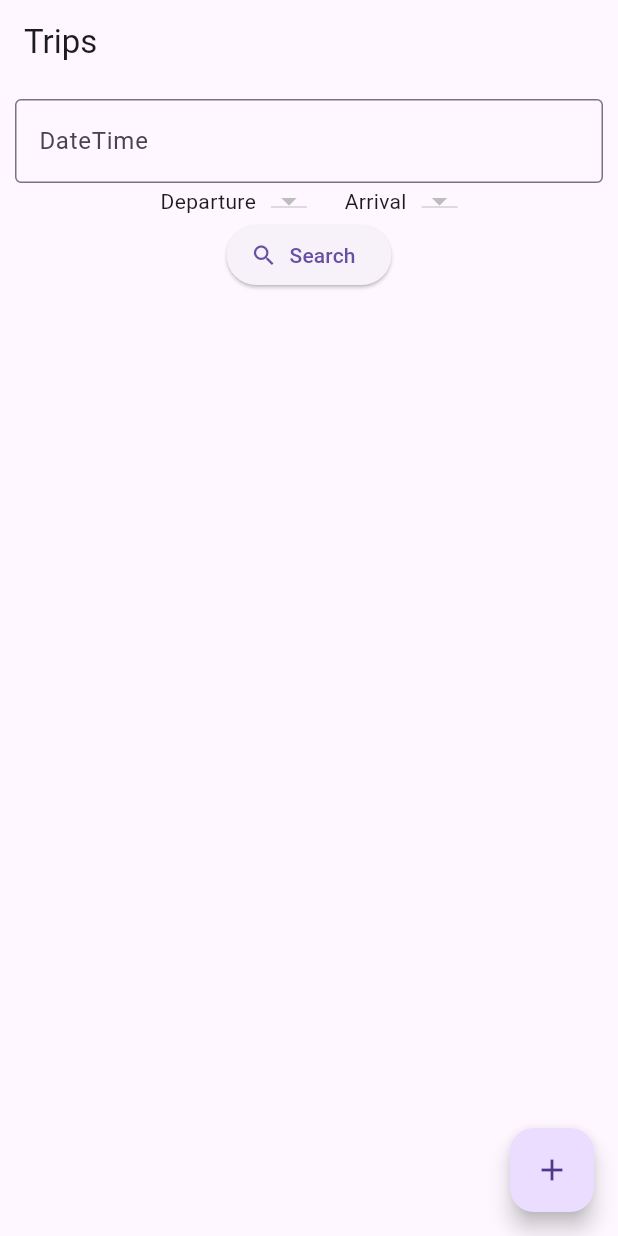
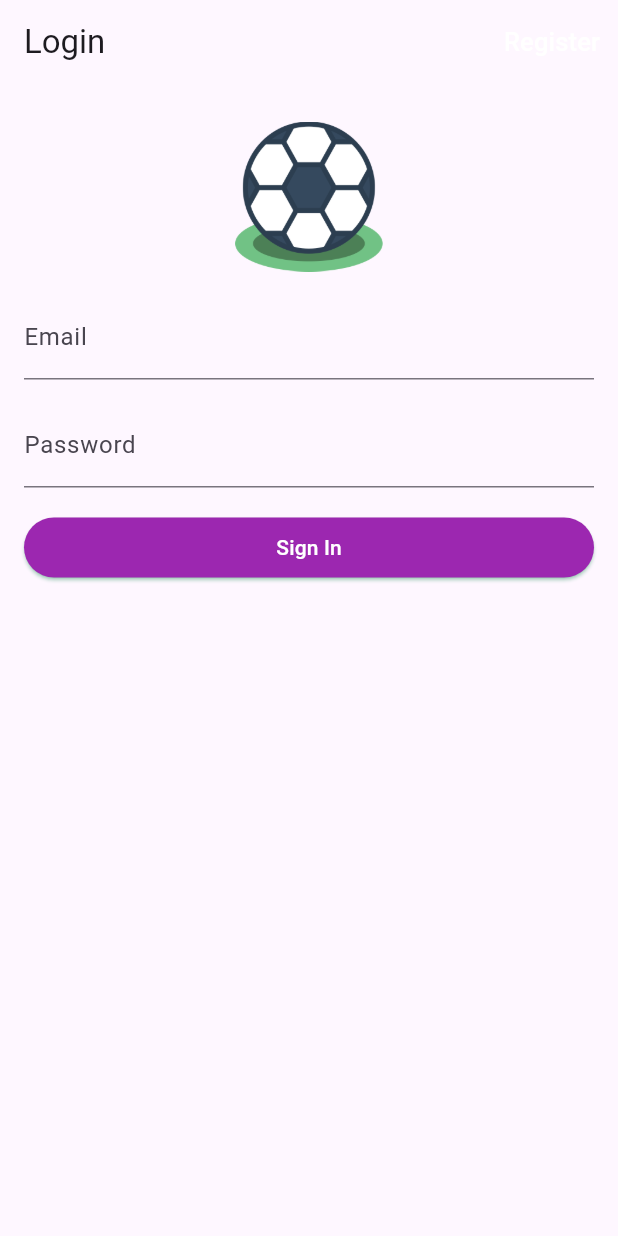
Before and after one commit to voidnowhere/carpool-app, a Flutter app: the screen it shows after launch, on a phone screen of 412 x 824 dp. Run offline on Flutter 3.47's test engine with Material 3 defaults, Android fonts, the phone set to English and light mode, and no system bars; our stand-ins replace badges, dio, flutter_dotenv, get, jwt_decoder, shared_preferences; missing offline and left inert: dart:js.

Commit message:
login and register and profile get done but update need pass the password

```diff
--- a/frontend/lib/main.dart
+++ b/frontend/lib/main.dart
@@ -1,12 +1,20 @@
+import 'dart:js';
+
+import 'package:carpool/screens/login/login_screen.dart';
+import 'package:carpool/screens/profile/profile_screen.dart';
+import 'package:carpool/screens/register/register_screen.dart';
 import 'package:carpool/screens/trips_screen.dart';
 import 'package:flutter/material.dart';
 
 void main() {
   runApp(MaterialApp(
     title: 'Carpool',
-    initialRoute: 'trips',
+    initialRoute: 'login',
     routes: {
-      'trips': (context) => const TripsScreen()
+      'trips': (context) => const TripsScreen(),
+      'register': (context) => const RegisterScreen(),
+      'login': (context) => const LoginScreen(),
+      'profile': (context) => const ProfileScreen()
     },
   ));
 }
--- /dev/null
+++ b/frontend/lib/screens/login/login_form.dart
@@ -0,0 +1,93 @@
+import 'package:carpool/services/api_service.dart';
+import 'package:carpool/services/custom_snackbar.dart';
+import 'package:flutter/foundation.dart';
+import 'package:flutter/material.dart';
+import 'package:shared_preferences/shared_preferences.dart';
+
+class LoginForm extends StatefulWidget {
+  const LoginForm({super.key});
+
+  @override
+  State<LoginForm> createState() => _LoginForm();
+}
+
+class _LoginForm extends State<LoginForm> {
+  final _formKey = GlobalKey<FormState>();
+  final _emailController = TextEditingController();
+  final _passwordController = TextEditingController();
+
+  void _login() {
+    ApiService.login(
+      email: _emailController.text.trim(),
+      password: _passwordController.text.trim(),
+    ).then((value) {
+      Navigator.pushNamed(context, 'trips');
+
+      //  Récupérer et utiliser l'access token après la connexion
+      SharedPreferences.getInstance().then((prefs) {
+        String? token = prefs.getString('token');
+       if (token != null) {
+        print('Access Token: $token');
+
+      // Ajouter l'access token aux headers des futures requêtes API
+             //ApiService.instance.options.headers['Authorization'] = token;
+        }
+      });
+    }).catchError((error) {
+      print("Erreur sur methode lgoin : " + error.toString());
+    });
+  }
+
+  @override
+  Widget build(BuildContext context) {
+    return Form(
+      key: _formKey,
+      child: Padding(
+        padding: EdgeInsets.all(16.0),
+        child: Column(
+          crossAxisAlignment: CrossAxisAlignment.stretch,
+          children: [
+            TextFormField(
+              controller: _emailController,
+              decoration: InputDecoration(labelText: 'Email'),
+              keyboardType: TextInputType.emailAddress,
+              validator: (value) {
+                if (value == null || value.isEmpty) {
+                  return 'Please enter your email';
+                }
+                return null;
+              },
+            ),
+            SizedBox(height: 16.0),
+            TextFormField(
+              controller: _passwordController,
+              decoration: InputDecoration(labelText: 'Password'),
+              obscureText: true,
+              validator: (value) {
+                if (value == null || value.isEmpty) {
+                  return 'Please enter your password';
+                }
+                return null;
+              },
+            ),
+            SizedBox(height: 16.0),
+            ElevatedButton(
+              style: ElevatedButton.styleFrom(
+                backgroundColor: Colors.purple,
+                foregroundColor: Colors.white,
+                shadowColor: Colors.greenAccent,
+                minimumSize: Size(40, 40),
+              ),
+              onPressed: () {
+                if (_formKey.currentState!.validate()) {
+                  _login();
+                }
+              },
+              child: Text('Sign In'),
+            ),
+          ],
+        ),
+      ),
+    );
+  }
+}
--- /dev/null
+++ b/frontend/lib/screens/login/login_screen.dart
@@ -0,0 +1,37 @@
+import 'package:carpool/screens/login/login_form.dart';
+import 'package:flutter/foundation.dart';
+import 'package:flutter/material.dart';
+
+class LoginScreen extends StatelessWidget {
+  const LoginScreen({super.key});
+
+  @override
+  Widget build(BuildContext context) {
+    return Scaffold(
+      appBar: AppBar(
+        title: const Text('Login'),
+        actions: [
+          TextButton(
+            child: const Text('Register',
+                style: TextStyle(
+                  color: Colors.white,
+                  fontSize: 17,
+                )),
+            onPressed: () {
+              Navigator.pushNamed(context, '/register');
+            },
+          ),
+        ],
+      ),
+      body: Padding(
+        padding: const EdgeInsets.only(top: 25),
+        child: Column(
+          children: [
+            Image.asset('assets/logo.png', height: 100),
+            const LoginForm(),
+          ]
+          ),
+        ),
+    );
+  }
+}
--- a/frontend/lib/services/api_service.dart
+++ b/frontend/lib/services/api_service.dart
@@ -1,21 +1,104 @@
 import 'package:dio/dio.dart';
+import 'package:flutter_dotenv/flutter_dotenv.dart';
+import 'package:shared_preferences/shared_preferences.dart';
+import 'package:jwt_decoder/jwt_decoder.dart';
 
 class ApiService {
   static Dio? _instance;
 
   ApiService._();
 
+  static void _logout(SharedPreferences prefs) {
+    prefs.remove('accessToken');
+    prefs.remove('refreshToken');
+    // Ajoutez ici la logique pour gérer la déconnexion
+  }
+
   static Dio get instance {
     _instance ??= Dio(
       BaseOptions(
-        baseUrl: 'http://10.0.2.2:8080/api',
+        baseUrl: 'http://localhost:8080/api',
         connectTimeout: const Duration(seconds: 10),
-        headers: Map.from({
-          'User-Id': 'c39237eb-f8f1-461d-8a3f-bd086d0189b0',
-        })
       ),
     );
 
+     _instance!.interceptors.add(
+        InterceptorsWrapper(
+          onRequest: (
+            RequestOptions options,
+            RequestInterceptorHandler handler,
+          ) async {
+            final SharedPreferences prefs =
+                await SharedPreferences.getInstance();
+            final String? token = prefs.getString('token');
+
+            if (token != null){
+              options.headers['Authorization'] = token;
+            }
+            return handler.next(options);
+          },
+        ),
+      );
+
     return _instance!;
   }
+
+  static Future<Response> register({
+    required String name,
+    required String email,
+    required String password,
+  }) async {
+    try {
+      Map<String, dynamic> data = {
+        'name': name,
+        'email': email,
+        'password': password,
+      };
+
+      Response response = await instance.post(
+        '/auth/register',
+        data: data,
+      );
+
+      return response;
+    } catch (e) {
+      throw Exception('Failed to register: $e');
+    }
+  }
+
+  static Future<Response> login({
+    required String email,
+    required String password,
+  }) async {
+    try {
+      Map<String, dynamic> data = {
+        'email': email,
+        'password': password,
+      };
+
+      Response response = await instance.post(
+        '/auth/login',
+        data: data,
+      );
+
+      if (response.statusCode == 200) {
+        // Si la connexion réussit, récupérer le token d'accès
+        Map<String, dynamic> responseData = response.data;
+        String token = responseData['token'];
+
+        // Décoder le token pour obtenir ses informations
+        Map<String, dynamic> decodedToken = JwtDecoder.decode(token);
+
+        // Sauvegarder le token d'accès dans SharedPreferences par exemple
+        SharedPreferences prefs = await SharedPreferences.getInstance();
+        await prefs.setString('token', token);
+
+        return response;
+      } else {
+        throw Exception('Failed to login');
+      }
+    } catch (e) {
+      throw Exception('Failed to login: $e');
+    }
+  }
 }
--- a/frontend/pubspec.yaml
+++ b/frontend/pubspec.yaml
@@ -11,7 +11,11 @@ dependencies:
   dio: ^5.4.0
   flutter:
     sdk: flutter
+  flutter_dotenv: ^5.1.0
+  get: ^4.6.6
   intl: ^0.19.0
+  jwt_decoder: ^2.0.1
+  shared_preferences: ^2.2.2
 
 dev_dependencies:
   flutter_test:
@@ -19,4 +23,6 @@ dev_dependencies:
   flutter_lints: ^2.0.0
 
 flutter:
+  assets:
+    - assets/
   uses-material-design: true
```
Also changed, not shown: frontend/lib/screens/profile/profile_form.dart (added, +85 -0 lines), frontend/lib/screens/profile/profile_screen.dart (added, +19 -0 lines), frontend/lib/screens/register.dart (deleted, +0 -60 lines), frontend/lib/screens/register/register_form.dart (added, +101 -0 lines), frontend/lib/screens/register/register_screen.dart (added, +16 -0 lines), frontend/lib/services/custom_snackbar.dart (added, +20 -0 lines), frontend/lib/services/profile_service.dart (added, +66 -0 lines), frontend/assets/logo.png (added), frontend/pubspec.lock, 2 other files.
